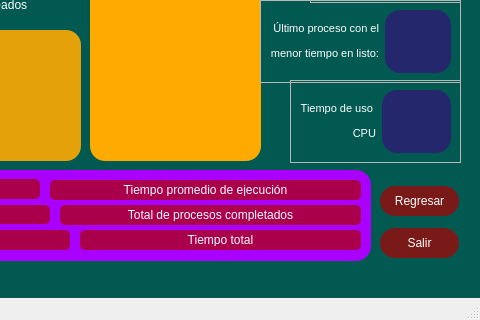
Above: simulador/process_window_6.ui from Karedu/Simulador-de-planificador-de-procesos before the change; both pictures show x 270 to 750 and y 380 to 700 of the 750 by 700 pixel window. Below: the same form after it.
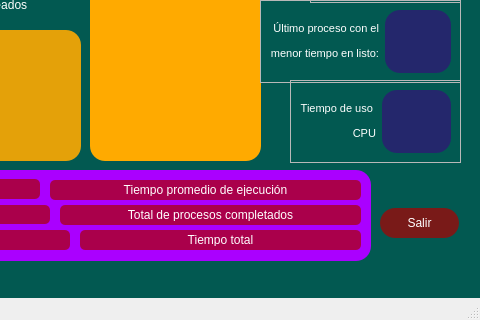
That is the form after the change.

The edit to the form file:
```diff
--- a/simulador/process_window_6.ui
+++ b/simulador/process_window_6.ui
@@ -79,20 +79,6 @@
      </rect>
     </property>
     <layout class="QVBoxLayout" name="verticalLayout_3">
-     <item>
-      <widget class="QPushButton" name="regresar">
-       <property name="styleSheet">
-        <string notr="true">font: 600 8pt &quot;Yu Gothic UI Semibold&quot;;
-color: white;
-border-radius: 15px;
-padding: 8px;
-background-color: rgba(170, 0, 0, 180);</string>
-       </property>
-       <property name="text">
-        <string>Regresar</string>
-       </property>
-      </widget>
-     </item>
      <item>
       <widget class="QPushButton" name="salir">
        <property name="styleSheet">
```
